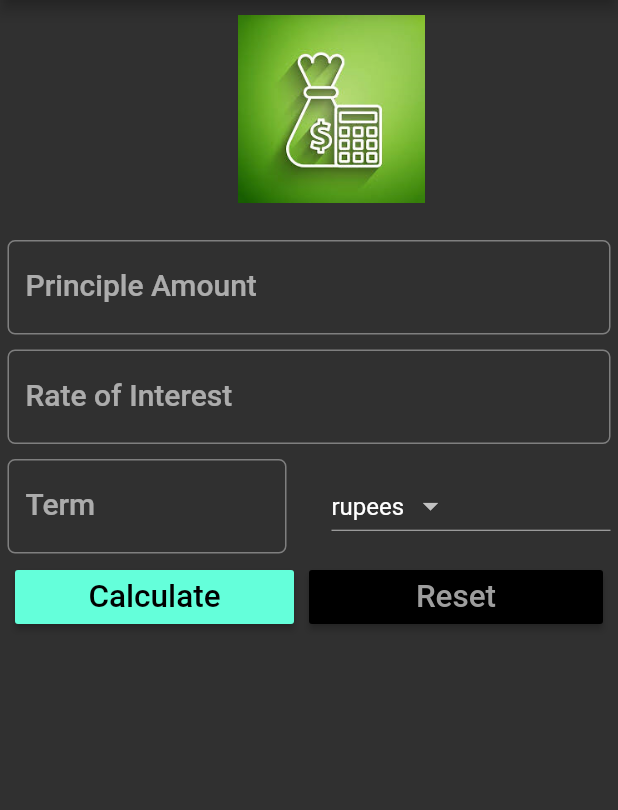
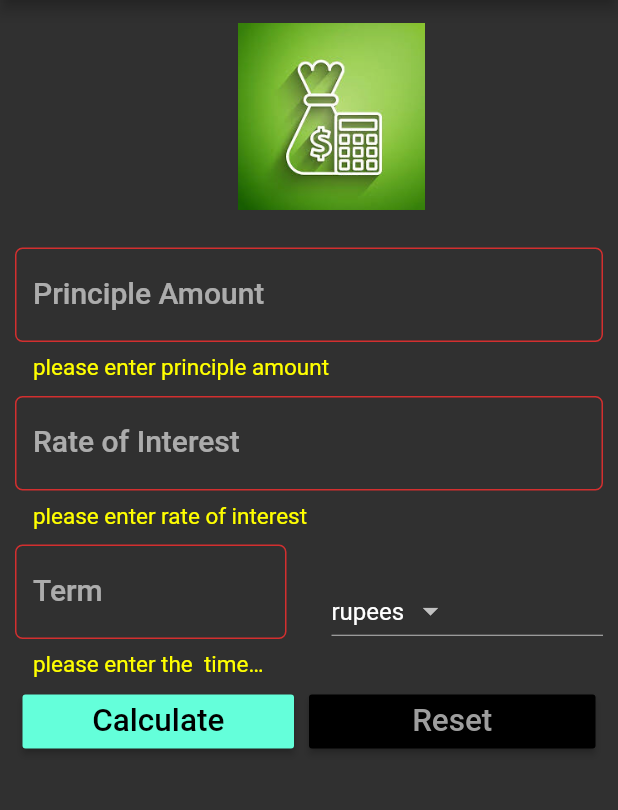
Before and after one commit to azadprajapat/calculator, a Flutter app: the screen it shows after launch, after a tap on "Calculate", on a phone screen of 412 x 824 dp, the part 84-894 px from its top. Run offline on Flutter 3.47's test engine with Material 2 defaults, Android fonts, the phone set to English and light mode, and no system bars; missing offline and left inert: dart:ffi.

Commit message:
making a simple calculator

```diff
--- a/lib/main.dart
+++ b/lib/main.dart
@@ -1,3 +1,5 @@
+import 'dart:ffi';
+
 import 'package:flutter/cupertino.dart';
 import 'package:flutter/material.dart';
 
@@ -26,36 +28,51 @@ class SiformState extends State<Siform> {
   var _currencies = ['rupees', 'Dollars', 'Pounds'];
   var _currentvalue = 'rupees';
   var _display = '';
+  var _formKey;
   TextEditingController PrincipleControler;
-  TextEditingController Roi=TextEditingController();
-  TextEditingController Term=TextEditingController();
+  TextEditingController Roi;
+  TextEditingController Term;
 
   @override
   void initState() {
-    PrincipleControler=TextEditingController();
+    PrincipleControler = TextEditingController();
+    Term = TextEditingController();
+    Roi = TextEditingController();
+    _formKey =GlobalKey<FormState>();
     super.initState();
   }
+
+
   @override
   Widget build(BuildContext context) {
     // TODO: implement build
-   TextStyle textStyle =Theme.of(context).textTheme.title;
+    TextStyle textStyle = Theme.of(context).textTheme.title;
 
     return Scaffold(
       resizeToAvoidBottomPadding: false,
       appBar: AppBar(
         title: Text('Simple Interest Calculator'),
       ),
-      body: Container(
+      body: Form(
+        key: _formKey,
+          child: Padding(
+            padding: EdgeInsets.all(5.0),
         child: Column(
           children: <Widget>[
             getassetimage(),
             Padding(
                 padding: EdgeInsets.all(5.0),
-                child: TextField(
+                child: TextFormField(
                   style: textStyle,
                   controller: PrincipleControler,
+                  validator: (String value){
+                    if(value.isEmpty){
+                      return 'please enter principle amount';
+                    }
+                  },
                   keyboardType: TextInputType.number,
                   decoration: InputDecoration(
+                    errorStyle: TextStyle(fontSize: 15.0,color: Colors.yellowAccent),
                     labelText: 'Principle Amount',
                     hintText: 'Enter your principle Amount',
                     border: OutlineInputBorder(
@@ -64,11 +81,22 @@ class SiformState extends State<Siform> {
                 )),
             Padding(
               padding: EdgeInsets.all(5.0),
-              child: TextField(
+              child: TextFormField(
+                validator: (String value){
+                  if(value.isEmpty){
+                    return 'please enter rate of interest';
+                  }else if(value is String){
+                    return 'please enter valid roi';
+                  }
+                },
                 controller: Roi,
                 style: textStyle,
                 keyboardType: TextInputType.number,
                 decoration: InputDecoration(
+                  errorStyle: TextStyle(
+                      fontSize: 15.0,
+                      color: Colors.yellowAccent
+                  ),
                   labelText: 'Rate of Interest',
                   hintText: 'Rate of Interest eg 2%',
                   border: OutlineInputBorder(
@@ -81,11 +109,20 @@ class SiformState extends State<Siform> {
               child: Row(
                 children: <Widget>[
                   Expanded(
-                    child: TextField(
+                    child: TextFormField(
+                      validator: (String value){
+                        if(value.isEmpty){
+                          return 'please enter the  time for loan';
+                        }
+                      },
                       controller: Term,
                       style: textStyle,
                       keyboardType: TextInputType.number,
                       decoration: InputDecoration(
+                        errorStyle: TextStyle(
+                          fontSize: 15.0,
+                          color: Colors.yellowAccent
+                        ),
                         labelText: 'Term',
                         hintText: 'number of years',
                         border: OutlineInputBorder(
@@ -93,9 +130,10 @@ class SiformState extends State<Siform> {
                       ),
                     ),
                   ),
-                  Container(width: 30.0,),
+                  Container(
+                    width: 30.0,
+                  ),
                   Expanded(
-
                     child: DropdownButton<String>(
                       items: _currencies.map((String Dropitem) {
                         return DropdownMenuItem<String>(
@@ -114,53 +152,58 @@ class SiformState extends State<Siform> {
                 ],
               ),
             ),
-            Row(children: <Widget>[
-
-
-              Expanded(child:
-                  Padding(
-                    padding: EdgeInsets.only(right: 10.0,left: 10.0),
-                    child:
-              RaisedButton(child: Text('Calculate',textScaleFactor: 1.5,),
+            Row(
+              children: <Widget>[
+                Expanded(
+                  child: Padding(
+                      padding: EdgeInsets.only(right: 10.0, left: 10.0),
+                      child: RaisedButton(
+                        child: Text(
+                          'Calculate',
+                          textScaleFactor: 1.5,
+                        ),
                         color: Theme.of(context).accentColor,
-                onPressed: (){
-                setState(() {
-                  _display=_calculate();
+                        onPressed: () {
+                          setState(()
+                           {
+                             if(_formKey.currentState.validate()) {
+                               _display = _calculate();
+                             }
                           });
-
                         },
                         textColor: Theme.of(context).primaryColorDark,
-                   )
+                      )),
                 ),
+                Expanded(
+                    child: Padding(
+                        padding: EdgeInsets.only(
+                          right: 10.0,
                         ),
-              Expanded(child:
-              Padding(
-                padding: EdgeInsets.only(right: 10.0,),
-                  child:
-                  RaisedButton(child: Text('Reset',textScaleFactor: 1.5,),
+                        child: RaisedButton(
+                          child: Text(
+                            'Reset',
+                            textScaleFactor: 1.5,
+                          ),
                           color: Theme.of(context).primaryColorDark,
                           textColor: Theme.of(context).primaryColorLight,
-                    onPressed: (){
+                          onPressed: () {
                             setState(() {
                               _reset();
                             });
-
                           },
-
+                        ))),
+              ],
+            ),
+            Padding(
+              padding: EdgeInsets.all(10.0),
+              child: Text(
+                this._display,
+                style: textStyle,
+              ),
             )
-              )
+          ],
         ),
-
-            ],),
-            Padding(
-              padding:EdgeInsets.all(10.0),
-              child: Text(this._display ,style: textStyle,),
-            )
-
-          ],
-
-        ),
-      ),
+      )),
     );
   }
 
@@ -176,20 +219,23 @@ class SiformState extends State<Siform> {
       padding: EdgeInsets.only(left: 30.0, top: 10.0, bottom: 20.0),
     );
   }
+
 // ignore: missing_return
-String _calculate (){
-    double principle =double.parse(PrincipleControler.text);
-    double rate =double.parse(Roi.text);
-    double time =double.parse(Term.text);
-    double total = principle + (principle*rate*time)/100;
-    String statement = 'At the end of $time You have to pay a total amount of $total $_currentvalue';
+  String _calculate() {
+    double principle = double.parse(PrincipleControler.text);
+    double rate = double.parse(Roi.text);
+    double time = double.parse(Term.text);
+    double total = principle + (principle * rate * time) / 100;
+    String statement =
+        'At the end of $time You have to pay a total amount of $total $_currentvalue';
     return statement;
   }
-void _reset(){
-    PrincipleControler.text='';
-    Roi.text='';
-    Term.text='';
-    _display='';
-    _currentvalue=_currencies[0];
+
+  void _reset() {
+    PrincipleControler.text = '';
+    Roi.text = '';
+    Term.text = '';
+    _display = '';
+    _currentvalue = _currencies[0];
   }
 }
```
Lines whose indentation alone changed are shown as unchanged.
